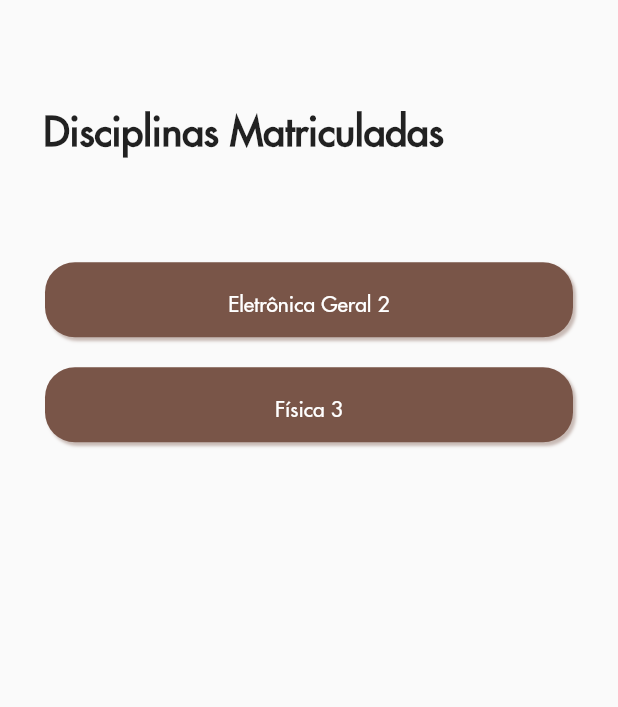
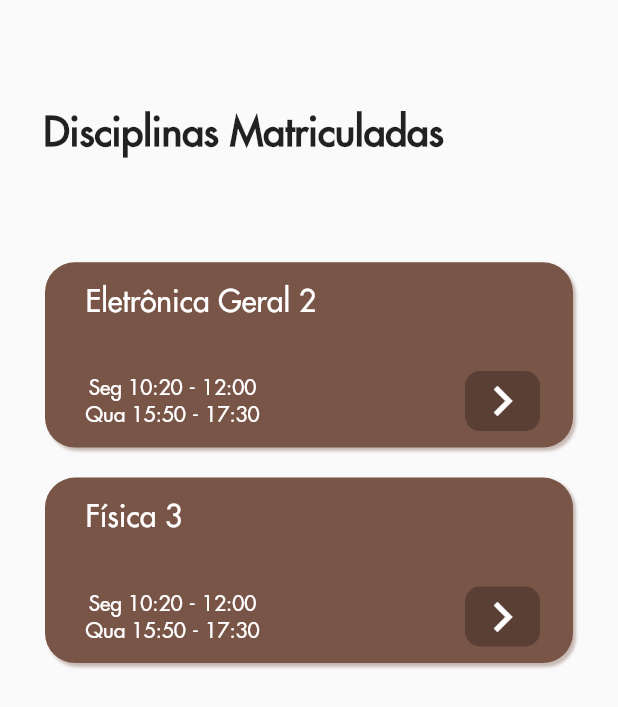
Before and after one commit to GabrielFrizzo/Cefetapp, a Flutter app: the SubjectsPage screen opened directly, on a phone screen of 412 x 824 dp. Shown: the top 707 px of the screen. Run offline on Flutter 3.47's test engine with Material 2 defaults, Android fonts, the phone set to English and light mode, and no system bars; network calls fail.

Commit message:
Continue subjects page

```diff
--- a/mob_flutter/cefetapp/lib/subjects_page.dart
+++ b/mob_flutter/cefetapp/lib/subjects_page.dart
@@ -37,19 +37,24 @@ class SubjectsPage extends StatelessWidget {
           Expanded(
             child: ListView(
                 padding: EdgeInsets.symmetric(horizontal: 30),
-                children:
-                    _classes.map((_class) => _buildClassTile(_class)).toList()),
+                children: _classes
+                    .map((_class) =>
+                        _buildClassTile(context, _class[0], _class[1]))
+                    .toList()),
           )
         ],
       ),
     );
   }
 
-  Widget _buildClassTile(List<Object> _class) {
-    final Color _color = Colors.primaries[Random().nextInt(Colors.primaries.length)];
+  Widget _buildClassTile(
+      BuildContext context, String _className, List<String> _times) {
+    final Color _color =
+        Colors.primaries[Random().nextInt(Colors.primaries.length)];
     return Container(
       padding: EdgeInsets.all(1),
       margin: EdgeInsets.symmetric(vertical: 10),
+      height: MediaQuery.of(context).size.height * 0.15,
       decoration: BoxDecoration(
         borderRadius: BorderRadius.circular(20),
         boxShadow: [
@@ -62,10 +67,54 @@ class SubjectsPage extends StatelessWidget {
         color: _color,
       ),
       child: FlatButton(
+        shape: RoundedRectangleBorder(
+          borderRadius: BorderRadius.circular(20),
+        ),
         onPressed: () {},
-        child: Text(
-          _class[0],
-          style: TextStyle(color: Colors.white),
+        child: Stack(
+          children: <Widget>[
+            Positioned(
+              top: 15,
+              left: 10,
+              child: Text(
+                _className,
+                style: TextStyle(color: Colors.white, fontSize: 20),
+              ),
+            ),
+            Positioned(
+              bottom: 15,
+              left: 10,
+              child: Column(
+                children: _times
+                    .map((time) => Padding(
+                          padding: const EdgeInsets.symmetric(
+                            vertical: 5,
+                          ),
+                          child: Text(
+                            time,
+                            style: TextStyle(color: Colors.white),
+                          ),
+                        ))
+                    .toList(),
+              ),
+            ),
+            Positioned(
+              bottom: 10,
+              right: 5,
+              child: Container(
+                padding: EdgeInsets.symmetric(horizontal: 5),
+                decoration: BoxDecoration(
+                  color: Colors.black26,
+                  borderRadius: BorderRadius.circular(10),
+                ),
+                child: Icon(
+                  Icons.keyboard_arrow_right,
+                  color: Colors.white,
+                  size: 40,
+                ),
+              ),
+            ),
+          ],
         ),
         // subtitle: Column(
         //   mainAxisSize: MainAxisSize.min,
```
